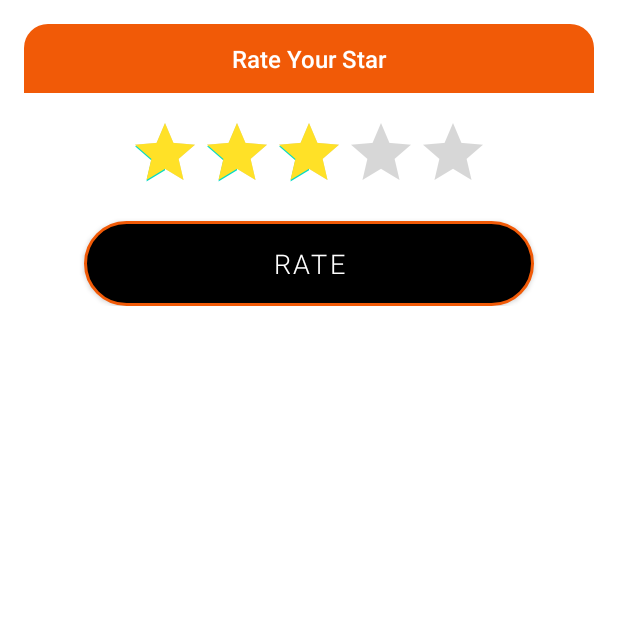
After one commit to maidzui123/JobsFinderApp, an Android app: the fragment RateStarDialog shown on its own in the app's theme, on a phone screen of 412 x 824 dp, the top half of it. The commit adds this screen. Run offline under Robolectric (Android 15) with nearby library versions, the phone set to English and light mode, and no system bars.

Commit message:
Rate Star upd

```diff
--- a/app/src/main/AndroidManifest.xml
+++ b/app/src/main/AndroidManifest.xml
@@ -26,10 +26,10 @@
             android:name=".OnBoardingActivity"
             android:exported="false" />
         <activity
-            android:name=".MainActivity"
+            android:name=".SplashActivity"
             android:exported="false" />
         <activity
-            android:name=".SplashActivity"
+            android:name=".MainActivity"
             android:exported="true">
             <intent-filter>
                 <action android:name="android.intent.action.MAIN" />
--- /dev/null
+++ b/app/src/main/java/com/example/jobfinderapp/RateStarDialog.java
@@ -0,0 +1,46 @@
+package com.example.jobfinderapp;
+
+import android.os.Bundle;
+import android.view.LayoutInflater;
+import android.view.View;
+import android.view.ViewGroup;
+import android.widget.Button;
+import android.widget.RatingBar;
+
+import androidx.annotation.NonNull;
+import androidx.annotation.Nullable;
+import androidx.fragment.app.Fragment;
+
+public class RateStarDialog extends Fragment {
+    public RateStarDialog() {
+    }
+    private RatingBar rbRatingBar;
+    private Button btnRateStar;
+    private View mView;
+    @Nullable
+    @Override
+    public View onCreateView(@NonNull LayoutInflater inflater, @Nullable ViewGroup container, @Nullable Bundle savedInstanceState) {
+        mView = inflater.inflate(R.layout.layout_dialog_ratestar, container, false);
+        rbRatingBar = mView.findViewById(R.id.rbRatingBar);
+        btnRateStar = mView.findViewById(R.id.btnRateStar);
+        rbRatingBar.setOnRatingBarChangeListener(new RatingBar.OnRatingBarChangeListener() {
+            @Override
+            public void onRatingChanged(RatingBar ratingBar, float rating, boolean fromUser) {
+                String message = null;
+                switch((int) rating) {
+                    case 1:
+                        message = "Sorry to hear that! :(";
+                    case 2:
+                        message = "You always accept suggestions!";
+                    case 3:
+                        message = "Good enough!";
+                    case 4:
+                        message = "Great! Thank you!";
+                    case 5:
+                        message = "Awesome! You are the best!";
+                }
+            }
+        });
+        return mView;
+    }
+}
--- a/app/src/main/res/drawable/big_button_stroke.xml
+++ b/app/src/main/res/drawable/big_button_stroke.xml
@@ -1,5 +1,5 @@
 <?xml version="1.0" encoding="utf-8"?>
 <shape xmlns:android="http://schemas.android.com/apk/res/android" android:shape="rectangle">
     <solid android:color="@color/white"/>
-    <corners android:radius="10dp"/>
+    <corners android:radius="16dp"/>
 </shape>
--- a/app/src/main/res/drawable/bottom_dialog_bg.xml
+++ b/app/src/main/res/drawable/bottom_dialog_bg.xml
@@ -1,11 +1,6 @@
 <?xml version="1.0" encoding="utf-8"?>
-<shape xmlns:android="http://schemas.android.com/apk/res/android">
-    <solid android:color="@color/white"/>
-
-    <corners android:topLeftRadius="30dp"
-        android:topRightRadius="30dp"/>
-    <padding android:top="10dp"
-            android:right="10dp"
-            android:left="10dp"
-            android:bottom="10dp"/>
+<shape xmlns:android="http://schemas.android.com/apk/res/android" android:shape="rectangle">
+    <solid android:color="@color/orange"/>
+    <corners android:topLeftRadius="16dp"
+        android:topRightRadius="16dp"/>
 </shape>
--- a/app/src/main/res/layout/bottom_sheet_dialog.xml
+++ b/app/src/main/res/layout/bottom_sheet_dialog.xml
@@ -10,7 +10,6 @@
     <LinearLayout
         android:layout_width="match_parent"
         android:layout_height="match_parent"
-        android:background="@drawable/bottom_dialog_bg"
         android:orientation="vertical">
         <RelativeLayout
             android:layout_width="match_parent"
--- a/app/src/main/res/layout/fragment_account.xml
+++ b/app/src/main/res/layout/fragment_account.xml
@@ -214,6 +214,7 @@
                             android:fontFamily="sans-serif-light"
                             android:gravity="center"/>
                         <Button
+                            android:id="@+id/btnRateYourStar"
                             android:layout_width="wrap_content"
                             android:layout_height="wrap_content"
                             android:layout_gravity="center"
@@ -244,6 +245,7 @@
                 android:drawableLeft="@drawable/ic_setting"
                 android:drawableRight="@drawable/ic_arrow_right"/>
             <TextView
+                android:id="@+id/tvSendFeedback"
                 android:layout_width="match_parent"
                 android:layout_height="wrap_content"
                 android:background="@drawable/big_button_stroke"
--- /dev/null
+++ b/app/src/main/res/layout/layout_dialog_ratestar.xml
@@ -0,0 +1,49 @@
+<?xml version="1.0" encoding="utf-8"?>
+<LinearLayout xmlns:android="http://schemas.android.com/apk/res/android"
+    android:layout_width="match_parent"
+    android:layout_height="wrap_content"
+    xmlns:app="http://schemas.android.com/apk/res-auto"
+    android:background="@drawable/big_button_stroke"
+    android:orientation="vertical"
+    android:layout_margin="16dp">
+    <TextView
+        android:layout_width="match_parent"
+        android:layout_height="wrap_content"
+        android:padding="12dp"
+        android:textColor="@color/white"
+        android:gravity="center"
+        android:background="@drawable/bottom_dialog_bg"
+        android:text="Rate Your Star"
+        android:textStyle="bold"
+        android:textSize="16dp"
+        android:fontFamily="sans-serif-light"/>
+    <LinearLayout
+        android:layout_width="match_parent"
+        android:layout_height="wrap_content"
+        android:padding="16dp"
+        android:orientation="vertical">
+        <RatingBar
+            android:id="@+id/rbRatingBar"
+            android:layout_width="wrap_content"
+            android:layout_height="wrap_content"
+            android:layout_gravity="center"
+            android:numStars="5"
+            android:rating="2.5"
+            android:stepSize="1"
+            android:isIndicator="false"
+            android:progressTint="@color/yellow"/>
+        <Button
+            android:id="@+id/btnRateStar"
+            android:layout_width="300dp"
+            android:layout_height="wrap_content"
+            android:layout_marginTop="12dp"
+            android:background="@drawable/btn_on_boarding"
+            android:fontFamily="sans-serif-light"
+            android:layout_gravity="center"
+            android:paddingTop="10dp"
+            android:paddingBottom="10dp"
+            android:text="RATE"
+            android:textSize="18sp"
+            app:backgroundTint="@null" />
+    </LinearLayout>
+</LinearLayout>
--- a/app/src/main/res/values/colors.xml
+++ b/app/src/main/res/values/colors.xml
@@ -13,4 +13,5 @@
     <color name="blue">#00BFFF</color>
     <color name="orange">#F15A07</color>
     <color name="red">#FF0000</color>
+    <color name="yellow">#FFE127</color>
 </resources>
```
Also changed, not shown: app/src/main/java/com/example/jobfinderapp/AccountFragment.java (+113 -13 lines), app/src/main/java/com/example/jobfinderapp/MainActivity.java (+9 -9 lines), app/src/main/res/layout/layout_dialog_feedback.xml (added, +65 -0 lines).
